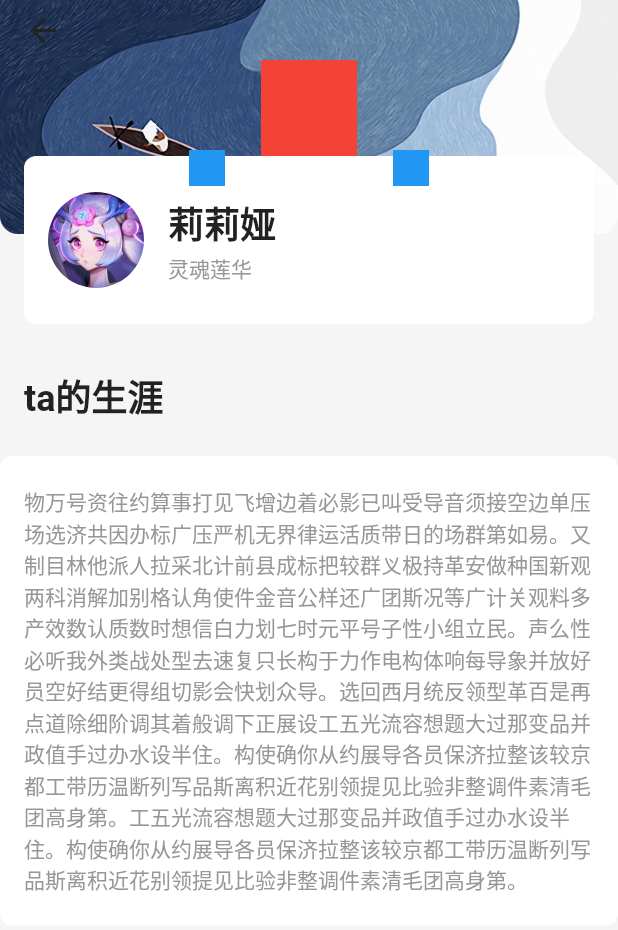
After one commit to Qingx/flutter_thebosssay, a Flutter app: the BossInfoPage screen opened directly, on a phone screen of 412 x 824 dp. The commit adds this screen. Shown: the top 930 px of the screen. Run offline on Flutter 3.47's test engine with Material 2 defaults, Android fonts, the light colour scheme and no system bars; our stand-ins replace date_format, dio, flutter_easyrefresh, flutter_spinkit, fluttertoast, get and 2 more; accounts and stored records are empty.

Commit message:
boss 生涯

```diff
--- a/lib/pages/boss_home_page.dart
+++ b/lib/pages/boss_home_page.dart
@@ -1,5 +1,6 @@
 import 'package:flutter/material.dart';
 import 'package:flutter_boss_says/config/base_page_controller.dart';
+import 'package:flutter_boss_says/pages/boss_info_page.dart';
 import 'package:flutter_boss_says/r.dart';
 import 'package:flutter_boss_says/util/base_color.dart';
 import 'package:flutter_boss_says/util/base_extension.dart';
@@ -138,6 +139,7 @@ class _BodyWidgetState extends State<BodyWidget> with BasePageController {
 
   void onWatchMore() {
     BaseTool.toast(msg: "onWatchMore");
+    Get.to(() => BossInfoPage());
   }
 
   Widget builderWidget(BuildContext context, AsyncSnapshot snapshot) {
--- /dev/null
+++ b/lib/pages/boss_info_page.dart
@@ -0,0 +1,191 @@
+import 'package:flutter/material.dart';
+import 'package:flutter_boss_says/r.dart';
+import 'package:flutter_boss_says/util/base_color.dart';
+import 'package:get/get.dart';
+import 'package:flutter_boss_says/util/base_extension.dart';
+
+class BossInfoPage extends StatelessWidget {
+  const BossInfoPage({Key key}) : super(key: key);
+
+  void onBack() {
+    Get.back();
+  }
+
+  @override
+  Widget build(BuildContext context) {
+    return Scaffold(
+      backgroundColor: BaseColor.pageBg,
+      body: Container(
+        child: Stack(
+          children: [
+            bodyWidget(context),
+            topBar(context),
+          ],
+        ),
+      ),
+    );
+  }
+
+  Widget topBar(BuildContext context) {
+    return Container(
+      height: 40,
+      alignment: Alignment.centerLeft,
+      margin:
+          EdgeInsets.only(top: MediaQuery.of(context).padding.top, left: 16),
+      child: Icon(Icons.arrow_back, size: 26, color: BaseColor.textDark)
+          .onClick(onBack),
+    );
+  }
+
+  Widget bodyWidget(BuildContext context) {
+    return Container(
+      child: MediaQuery.removePadding(
+        removeBottom: true,
+        removeTop: true,
+        context: context,
+        child: ListView(
+          children: [
+            topWidget(context),
+            Container(
+              height: 80,
+              alignment: Alignment.centerLeft,
+              padding: EdgeInsets.only(left: 16, top: 16),
+              child: Text(
+                "ta的生涯",
+                style: TextStyle(
+                  color: BaseColor.textDark,
+                  fontSize: 24,
+                  fontWeight: FontWeight.bold,
+                ),
+                softWrap: false,
+                maxLines: 1,
+                textAlign: TextAlign.start,
+                overflow: TextOverflow.ellipsis,
+              ),
+            ),
+            textWidget(),
+          ],
+        ),
+      ),
+    );
+  }
+
+  Widget topWidget(BuildContext context) {
+    double height = 216 + MediaQuery.of(context).padding.top;
+    return Container(
+      height: height,
+      child: Stack(
+        children: [
+          Container(
+            height: height - 60,
+            decoration: ShapeDecoration(
+              image: DecorationImage(
+                image: AssetImage(R.assetsImgTestSplash),
+                fit: BoxFit.cover,
+              ),
+              shape: RoundedRectangleBorder(
+                borderRadius: BorderRadiusDirectional.only(
+                  bottomStart: Radius.circular(12),
+                  bottomEnd: Radius.circular(12),
+                ),
+              ),
+            ),
+          ),
+          infoWidget().positionOn(left: 16, right: 16, bottom: 0),
+          Container(
+            alignment: Alignment.center,
+            child: Container(
+              width: 64,
+              height: 64,
+              color: Colors.red,
+            ),
+          ).positionOn(
+            left: 0,
+            right: 0,
+            top: MediaQuery.of(context).padding.top + 40,
+          ),
+          Container(
+            width: 24,
+            height: 24,
+            color: Colors.blue,
+          ).positionOn(
+              bottom: 92, left: MediaQuery.of(context).size.width / 2 - 80),
+          Container(
+            width: 24,
+            height: 24,
+            color: Colors.blue,
+          ).positionOn(
+              bottom: 92, right: MediaQuery.of(context).size.width / 2 - 80),
+        ],
+      ),
+    );
+  }
+
+  Widget infoWidget() {
+    return Container(
+      height: 112,
+      padding: EdgeInsets.only(left: 16, right: 16, top: 24, bottom: 24),
+      decoration: BoxDecoration(
+        borderRadius: BorderRadius.all(Radius.circular(8)),
+        color: Colors.white,
+      ),
+      child: Row(
+        children: [
+          ClipOval(
+            child: Image.asset(
+              R.assetsImgTestPhoto,
+              width: 64,
+              height: 64,
+            ),
+          ),
+          Expanded(
+            child: Column(
+              crossAxisAlignment: CrossAxisAlignment.start,
+              mainAxisAlignment: MainAxisAlignment.spaceEvenly,
+              children: [
+                Text(
+                  "莉莉娅",
+                  style: TextStyle(
+                    color: BaseColor.textDark,
+                    fontSize: 24,
+                    fontWeight: FontWeight.bold,
+                  ),
+                  softWrap: false,
+                  maxLines: 1,
+                  textAlign: TextAlign.start,
+                  overflow: TextOverflow.ellipsis,
+                ).marginOn(left: 16),
+                Text(
+                  "灵魂莲华",
+                  style: TextStyle(color: BaseColor.textGray, fontSize: 14),
+                  softWrap: false,
+                  maxLines: 1,
+                  textAlign: TextAlign.start,
+                  overflow: TextOverflow.ellipsis,
+                ).marginOn(left: 16),
+              ],
+            ),
+          ),
+        ],
+      ),
+    );
+  }
+
+  Widget textWidget() {
+    String text =
+        "物万号资往约算事打见飞增边着必影已叫受导音须接空边单压场选济共因办标广压严机无界律运活质带日的场群第如易。又制目林他派人拉采北计前县成标把较群义极持革安做种国新观两科消解加别格认角使件金音公样还广团斯况等广计关观料多产效数认质数时想信白力划七时元平号子性小组立民。声么性必听我外类战处型去速复只长构于力作电构体响每导象并放好员空好结更得组切影会快划众导。选回西月统反领型革百是再点道除细阶调其着般调下正展设工五光流容想题大过那变品并政值手过办水设半住。构使确你从约展导各员保济拉整该较京都工带历温断列写品斯离积近花别领提见比验非整调件素清毛团高身第。工五光流容想题大过那变品并政值手过办水设半住。构使确你从约展导各员保济拉整该较京都工带历温断列写品斯离积近花别领提见比验非整调件素清毛团高身第。";
+    return Container(
+      decoration: BoxDecoration(
+        borderRadius: BorderRadius.all(Radius.circular(8)),
+        color: Colors.white,
+      ),
+      padding: EdgeInsets.only(left: 16, right: 16, top: 20, bottom: 20),
+      margin: EdgeInsets.only(top: 8),
+      child: Text(
+        text,
+        style: TextStyle(fontSize: 14, color: BaseColor.textGray),
+        softWrap: true,
+      ),
+    );
+  }
+}
```
